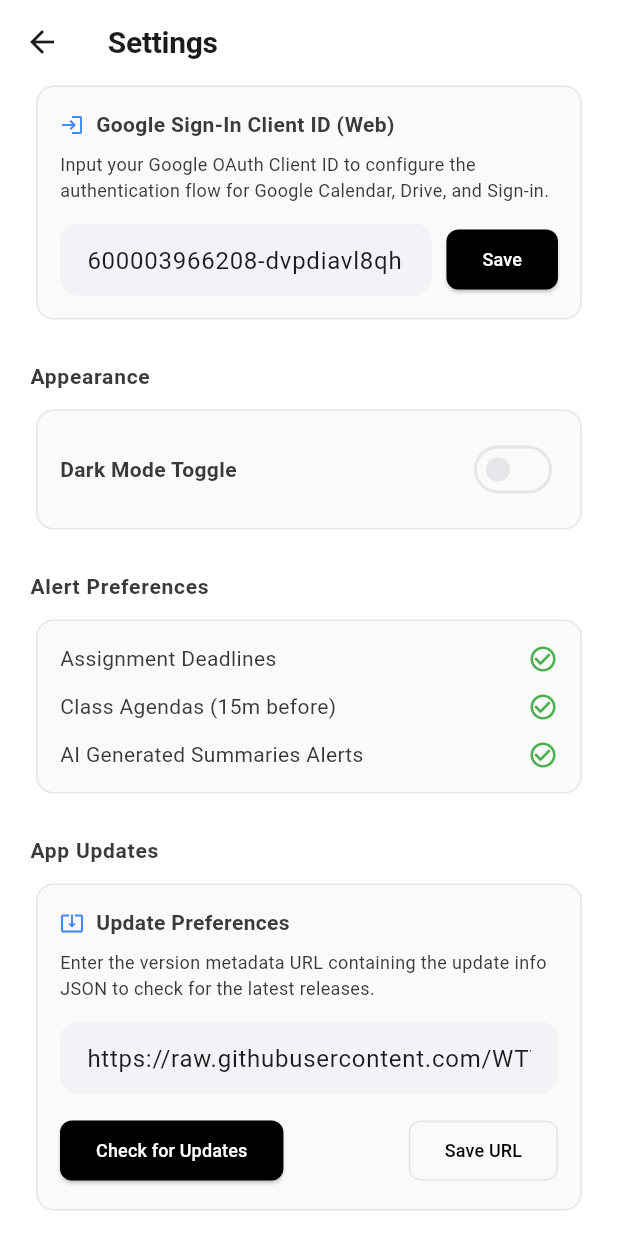
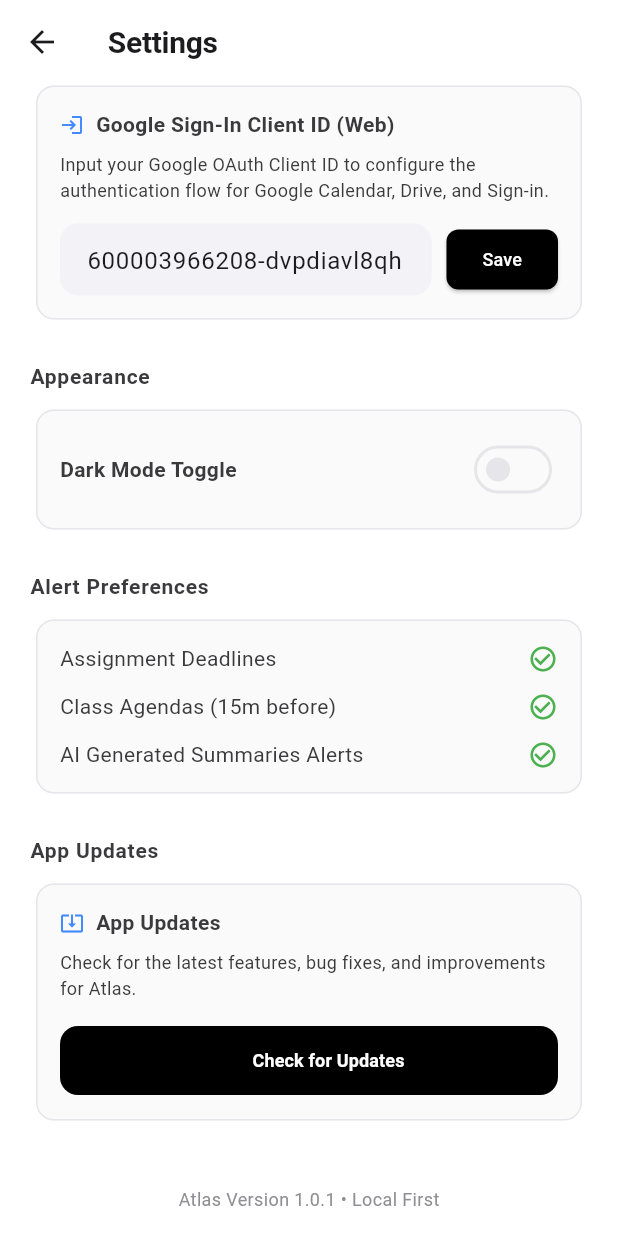
Before and after one commit to WTYeshh/Atlas, a Flutter app: the SettingsScreen screen opened directly, scrolled down 480 dp, on a phone screen of 412 x 824 dp. Run offline on Flutter 3.47's test engine with Material 3 defaults, Android fonts, the phone set to English and light mode, and no system bars; our stand-ins replace flutter_local_notifications, flutter_riverpod, flutter_secure_storage, google_fonts, google_generative_ai, google_sign_in and 2 more; missing offline and left inert: extension_google_sign_in_as_googleapis_auth, google_mlkit_text_recognition, googleapis, receive_sharing_intent; accounts and stored records are empty; statements that could not run were skipped.

Commit message:
Untrack local config file, add config template, and simplify App Update check UI

```diff
--- a/lib/screens/settings_screen.dart
+++ b/lib/screens/settings_screen.dart
@@ -18,7 +18,6 @@ class SettingsScreen extends ConsumerStatefulWidget {
 class _SettingsScreenState extends ConsumerState<SettingsScreen> {
   final SettingsRepository _settingsRepo = SettingsRepository();
   final TextEditingController _googleClientIdController = TextEditingController();
-  final TextEditingController _updateUrlController = TextEditingController();
 
   bool _externalSyncEnabled = true;
   bool _generativeAiEnabled = true;
@@ -42,8 +41,6 @@ class _SettingsScreenState extends ConsumerState<SettingsScreen> {
     } else {
       _googleClientIdController.text = AuthRepository.defaultWebClientId;
     }
-
-    await _loadUpdateUrl();
 
     setState(() {
       _externalSyncEnabled = syncEnabled;
@@ -174,7 +171,7 @@ class _SettingsScreenState extends ConsumerState<SettingsScreen> {
                   // Version info
                   Center(
                     child: Text(
-                      'Atlas v${UpdateService.currentVersion} • Local First',
+                      'Atlas Version ${UpdateService.currentVersion} • Local First',
                       style: TextStyle(color: Theme.of(context).colorScheme.secondary, fontSize: 12),
                     ),
                   ),
@@ -430,28 +427,7 @@ class _SettingsScreenState extends ConsumerState<SettingsScreen> {
     );
   }
 
-  Future<void> _loadUpdateUrl() async {
-    final url = await _settingsRepo.getUpdateCheckUrl();
-    if (url != null) {
-      _updateUrlController.text = url;
-    } else {
-      _updateUrlController.text = UpdateService.defaultUpdateCheckUrl;
-    }
-  }
-
-  Future<void> _saveUpdateUrl() async {
-    final url = _updateUrlController.text.trim();
-    await _settingsRepo.saveUpdateCheckUrl(url);
-    if (mounted) {
-      ScaffoldMessenger.of(context).showSnackBar(
-        const SnackBar(content: Text('Update URL saved successfully.')),
-      );
-    }
-  }
-
   Future<void> _checkManualUpdates() async {
-    final url = _updateUrlController.text.trim();
-    await _settingsRepo.saveUpdateCheckUrl(url);
     setState(() {
       _checkingUpdates = true;
     });
@@ -490,57 +466,40 @@ class _SettingsScreenState extends ConsumerState<SettingsScreen> {
               children: [
                 Icon(Icons.system_update_alt, size: 16, color: Colors.blueAccent),
                 SizedBox(width: 8),
-                Text('Update Preferences', style: TextStyle(fontWeight: FontWeight.bold)),
+                Text('App Updates', style: TextStyle(fontWeight: FontWeight.bold)),
               ],
             ),
             const SizedBox(height: 8),
             const Text(
-              'Enter the version metadata URL containing the update info JSON to check for the latest releases.',
+              'Check for the latest features, bug fixes, and improvements for Atlas.',
               style: TextStyle(fontSize: 12, height: 1.4),
             ),
-            const SizedBox(height: 14),
-            Row(
-              children: [
-                Expanded(
-                  child: TextField(
-                    controller: _updateUrlController,
-                    decoration: const InputDecoration(
-                      hintText: 'Enter Update Metadata URL',
-                      contentPadding: EdgeInsets.symmetric(horizontal: 14, vertical: 10),
-                    ),
+            const SizedBox(height: 16),
+            SizedBox(
+              width: double.infinity,
+              child: ElevatedButton.icon(
+                onPressed: _checkingUpdates ? null : _checkManualUpdates,
+                icon: _checkingUpdates
+                    ? const SizedBox(
+                        height: 16,
+                        width: 16,
+                        child: CircularProgressIndicator(strokeWidth: 2, color: Colors.white),
+                      )
+                    : const Icon(Icons.refresh, size: 18),
+                style: ElevatedButton.styleFrom(
+                  backgroundColor: Theme.of(context).primaryColor,
+                  padding: const EdgeInsets.symmetric(vertical: 14),
+                  shape: RoundedRectangleBorder(borderRadius: BorderRadius.circular(12)),
+                  elevation: 0,
+                ),
+                label: Text(
+                  _checkingUpdates ? 'Checking...' : 'Check for Updates',
+                  style: TextStyle(
+                    color: Theme.of(context).colorScheme.onPrimary,
+                    fontWeight: FontWeight.w600,
                   ),
                 ),
-              ],
-            ),
-            const SizedBox(height: 14),
-            Row(
-              mainAxisAlignment: MainAxisAlignment.spaceBetween,
-              children: [
-                ElevatedButton(
-                  onPressed: _checkingUpdates ? null : _checkManualUpdates,
-                  style: ElevatedButton.styleFrom(
-                    backgroundColor: Theme.of(context).primaryColor,
-                    shape: RoundedRectangleBorder(borderRadius: BorderRadius.circular(8)),
-                  ),
-                  child: _checkingUpdates
-                      ? SizedBox(
-                          height: 16,
-                          width: 16,
-                          child: CircularProgressIndicator(
-                            color: Theme.of(context).colorScheme.onPrimary,
-                            strokeWidth: 2,
-                          ),
-                        )
-                      : Text('Check for Updates', style: TextStyle(color: Theme.of(context).colorScheme.onPrimary)),
-                ),
-                OutlinedButton(
-                  onPressed: _saveUpdateUrl,
-                  style: OutlinedButton.styleFrom(
-                    shape: RoundedRectangleBorder(borderRadius: BorderRadius.circular(8)),
-                  ),
-                  child: const Text('Save URL'),
-                ),
-              ],
+              ),
             ),
           ],
         ),
@@ -554,7 +513,7 @@ class _SettingsScreenState extends ConsumerState<SettingsScreen> {
         children: [
           Icon(Icons.system_update, color: Theme.of(context).primaryColor),
           const SizedBox(width: 10),
-          const Text('New Update Available'),
+          const Text('Update Available!'),
         ],
       ),
       content: Column(
@@ -562,31 +521,26 @@ class _SettingsScreenState extends ConsumerState<SettingsScreen> {
         crossAxisAlignment: CrossAxisAlignment.start,
         children: [
           Text(
-            'Version: ${info.version} (Build ${info.buildNumber})',
-            style: const TextStyle(fontWeight: FontWeight.bold),
-          ),
-          const SizedBox(height: 8),
-          const Text(
-            'What\'s New:',
-            style: TextStyle(fontWeight: FontWeight.bold, fontSize: 13),
-          ),
-          const SizedBox(height: 4),
-          Container(
-            width: double.maxFinite,
-            padding: const EdgeInsets.all(8),
-            decoration: BoxDecoration(
-              color: Theme.of(context).primaryColor.withOpacity(0.05),
-              borderRadius: BorderRadius.circular(8),
-            ),
-            child: Text(
-              info.releaseNotes,
-              style: const TextStyle(fontSize: 12, height: 1.4),
+            'Yes, latest update is available!',
+            style: TextStyle(
+              fontWeight: FontWeight.bold,
+              fontSize: 15,
+              color: Theme.of(context).primaryColor,
             ),
           ),
           const SizedBox(height: 12),
-          const Text(
-            'Do you want to download and install this update now?',
-            style: TextStyle(fontSize: 13),
+          Text(
+            '"${info.releaseNotes}"',
+            style: const TextStyle(
+              fontStyle: FontStyle.italic,
+              fontSize: 13,
+              height: 1.4,
+            ),
+          ),
+          const SizedBox(height: 12),
+          Text(
+            'are included in this update version ${info.version}.',
+            style: const TextStyle(fontSize: 13),
           ),
         ],
       ),
@@ -595,7 +549,7 @@ class _SettingsScreenState extends ConsumerState<SettingsScreen> {
           onPressed: () => Navigator.pop(context),
           child: const Text('Later'),
         ),
-        ElevatedButton(
+        ElevatedButton.icon(
           onPressed: () async {
             Navigator.pop(context);
             final uri = Uri.parse(info.downloadUrl);
@@ -609,10 +563,15 @@ class _SettingsScreenState extends ConsumerState<SettingsScreen> {
               }
             }
           },
+          icon: const Icon(Icons.download, size: 16),
           style: ElevatedButton.styleFrom(
             backgroundColor: Theme.of(context).primaryColor,
+            shape: RoundedRectangleBorder(borderRadius: BorderRadius.circular(8)),
           ),
-          child: Text('Update Now', style: TextStyle(color: Theme.of(context).colorScheme.onPrimary)),
+          label: Text(
+            'Download Latest Update',
+            style: TextStyle(color: Theme.of(context).colorScheme.onPrimary),
+          ),
         ),
       ],
     );
```
Also changed, not shown: 3 other files.
